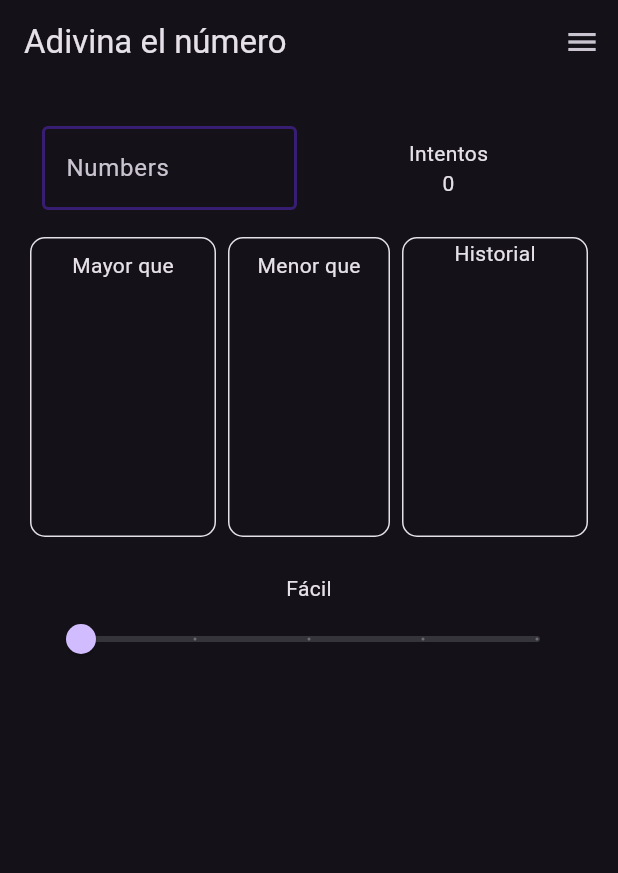
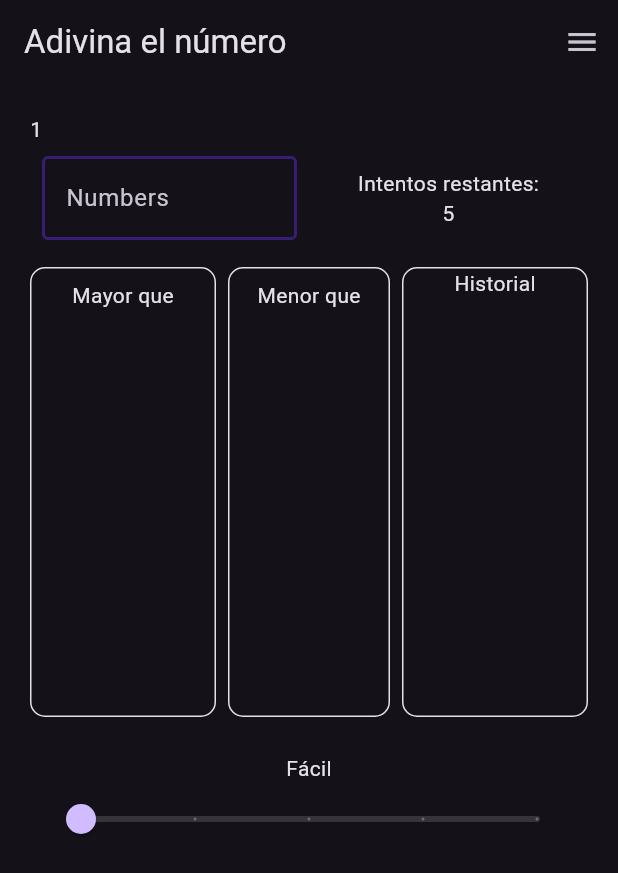
Before and after one commit to MelGYescas/GuessTheNumber, a Flutter app: the screen it shows after launch, on a phone screen of 412 x 824 dp. Shown: the top 873 px of the screen. Run offline on Flutter 3.47's test engine with Material 3 defaults, Android fonts, the phone set to English and light mode, and no system bars.

Commit message:
refactor(game-logic): consolidate into single provider

```diff
--- a/lib/main.dart
+++ b/lib/main.dart
@@ -1,6 +1,5 @@
 import 'package:flutter/material.dart';
-import 'package:guess_the_number/presentation/providers/guess_provider.dart';
-import 'package:guess_the_number/presentation/providers/historical_number_provider.dart';
+import 'package:guess_the_number/presentation/providers/game_provider.dart';
 import 'package:guess_the_number/presentation/screens/guess_the_number_screen.dart';
 import 'package:provider/provider.dart';
 
@@ -18,10 +17,7 @@ class MyApp extends StatelessWidget {
   Widget build(BuildContext context) {
     return MultiProvider(
         providers: [
-          ChangeNotifierProvider(
-            create: (_) => GuessProvider(),
-          ),
-          ChangeNotifierProvider(create: (_) => HistoricalNumbersProvider())
+          ChangeNotifierProvider(create: (_) => GameProvider()),
         ],
         child: MaterialApp(
           title: 'Guess The Number',
--- /dev/null
+++ b/lib/presentation/providers/game_provider.dart
@@ -0,0 +1,78 @@
+import 'dart:math';
+
+import 'package:flutter/material.dart';
+
+enum DifficultyLevel {
+  easy(10, 5),
+  medium(20, 8),
+  advanced(100, 15),
+  extreme(1000, 25);
+
+  final int maxNumber;
+  final int attempts;
+
+  const DifficultyLevel(this.maxNumber, this.attempts);
+}
+
+class GameProvider with ChangeNotifier {
+  DifficultyLevel _currentDifficulty = DifficultyLevel.easy;
+  int? _secretNumber;
+  int _attemptsLeft;
+  List<int> _guessHistory = [];
+  List<int> _guessClueMinorHistory = [];
+  List<int> _guessClueMajorHistory = [];
+  bool _hasWon = false;
+
+  GameProvider() : _attemptsLeft = 0 {
+    _attemptsLeft = _currentDifficulty.attempts;
+    _generateNewSecretNumber();
+  }
+
+  void _generateNewSecretNumber() {
+    print(_currentDifficulty.maxNumber);
+    _secretNumber = Random().nextInt(_currentDifficulty.maxNumber) + 1;
+    _attemptsLeft = _currentDifficulty.attempts;
+    _guessClueMajorHistory.clear();
+    _guessClueMinorHistory.clear();
+    // _guessHistory.clear();
+    _hasWon = false;
+    notifyListeners();
+  }
+
+  void changeDifficulty(DifficultyLevel newDifficulty) {
+    _currentDifficulty = newDifficulty;
+    _generateNewSecretNumber();
+  }
+
+  void makeGuess(int guess) {
+    if (guess < 1 || guess > _currentDifficulty.maxNumber) {
+      return;
+    }
+    if (_secretNumber == null || _attemptsLeft <= 0) return;
+
+    _attemptsLeft--;
+    _guessHistory.add(guess);
+
+    if (guess - 1 == _secretNumber) _guessClueMinorHistory.add(guess);
+    if (guess + 1 == _secretNumber) _guessClueMajorHistory.add(guess);
+
+    if (guess == _secretNumber) {
+      _hasWon = true;
+    }
+
+    if (_attemptsLeft <= 0 || _hasWon) {
+      _generateNewSecretNumber();
+    }
+
+    notifyListeners();
+  }
+
+  // Getters
+  DifficultyLevel get currentDifficulty => _currentDifficulty;
+  int get attemptsLeft => _attemptsLeft;
+  List<int> get guessHistory => _guessHistory;
+  List<int> get guessClueMinorHistory => _guessClueMinorHistory;
+  List<int> get guessClueMajorHistory => _guessClueMajorHistory;
+  bool get hasWon => _hasWon;
+  int? get secretNumber => _secretNumber;
+}
--- a/lib/presentation/providers/guess_provider.dart
+++ /dev/null
@@ -1,20 +0,0 @@
-import 'package:flutter/material.dart';
-
-class GuessProvider with ChangeNotifier {
-  final int guessedNumber;
-  int _attempts = 0;
-
-  GuessProvider({this.guessedNumber = 0});
-
-  int get attempts => _attempts;
-
-  void increaseAttempts() {
-    _attempts++;
-    notifyListeners();
-  }
-
-  void resetAttempts() {
-    _attempts = 0;
-    notifyListeners();
-  }
-}
--- a/lib/presentation/providers/historical_number_provider.dart
+++ /dev/null
@@ -1,12 +0,0 @@
-import 'package:flutter/material.dart';
-
-class HistoricalNumbersProvider with ChangeNotifier {
-  final List<int> _numbers = [];
-
-  List<int> get numbers => List.unmodifiable(_numbers);
-
-  void addNumber(int number) {
-    _numbers.add(number);
-    notifyListeners();
-  }
-}
--- a/lib/presentation/screens/guess_the_number_screen.dart
+++ b/lib/presentation/screens/guess_the_number_screen.dart
@@ -1,18 +1,21 @@
 import 'package:flutter/material.dart';
+import 'package:guess_the_number/presentation/providers/game_provider.dart';
 import 'package:guess_the_number/presentation/screens/widgets/attempts_counter.dart';
 import 'package:guess_the_number/presentation/screens/widgets/difficulty_slider.dart';
 import 'package:guess_the_number/presentation/screens/widgets/historical_list.dart';
 import 'package:guess_the_number/presentation/screens/widgets/number_field.dart';
 import 'package:guess_the_number/presentation/screens/widgets/number_list.dart';
+import 'package:provider/provider.dart';
 
 class GuessTheNumberScreen extends StatelessWidget {
   final String title;
   final int secret = 5;
   const GuessTheNumberScreen({Key? key, this.title = 'Adivina el número'})
       : super(key: key);
-
   @override
   Widget build(BuildContext context) {
+    final gameProvider = Provider.of<GameProvider>(context);
+
     return Scaffold(
         appBar: AppBar(
           title: Text(title),
@@ -23,11 +26,14 @@ class GuessTheNumberScreen extends StatelessWidget {
             ),
           ],
         ),
-        body: const SingleChildScrollView(
-            padding: EdgeInsets.all(20.0),
+        body: SingleChildScrollView(
+            padding: const EdgeInsets.all(20.0),
             child: Column(
               children: [
                 Row(
+                  children: [Text('${gameProvider.secretNumber}')],
+                ),
+                const Row(
                   mainAxisAlignment: MainAxisAlignment.center,
                   children: [
                     Expanded(
@@ -44,27 +50,33 @@ class GuessTheNumberScreen extends StatelessWidget {
                     ),
                   ],
                 ),
-                SizedBox(
+                const SizedBox(
                   height: 10,
                 ),
                 Row(
                   mainAxisAlignment: MainAxisAlignment.spaceEvenly,
                   children: [
                     Expanded(
-                      child: NumberList(title: 'Mayor que'),
+                      child: NumberList(
+                        title: 'Mayor que',
+                        numbers: gameProvider.guessClueMajorHistory,
+                      ),
                     ),
                     Expanded(
                       child: Padding(
-                        padding: EdgeInsets.symmetric(horizontal: 8.0),
-                        child: NumberList(title: 'Menor que'),
+                        padding: const EdgeInsets.symmetric(horizontal: 8.0),
+                        child: NumberList(
+                          title: 'Menor que',
+                          numbers: gameProvider.guessClueMinorHistory,
+                        ),
                       ),
                     ),
-                    Expanded(
+                    const Expanded(
                       child: HistoricalList(),
                     ),
                   ],
                 ),
-                Padding(
+                const Padding(
                   padding: EdgeInsets.symmetric(vertical: 24.0),
                   child: Row(
                     mainAxisAlignment: MainAxisAlignment.center,
--- a/lib/presentation/screens/widgets/attempts_counter.dart
+++ b/lib/presentation/screens/widgets/attempts_counter.dart
@@ -1,5 +1,5 @@
 import 'package:flutter/material.dart';
-import 'package:guess_the_number/presentation/providers/guess_provider.dart';
+import 'package:guess_the_number/presentation/providers/game_provider.dart';
 import 'package:provider/provider.dart';
 
 class AttemptsCounter extends StatelessWidget {
@@ -9,17 +9,17 @@ class AttemptsCounter extends StatelessWidget {
   Widget build(BuildContext context) {
     final colorScheme = Theme.of(context).colorScheme;
     final textTheme = Theme.of(context).textTheme;
-    final attempts = Provider.of<GuessProvider>(context).attempts;
+    final int attemptsLeft = Provider.of<GameProvider>(context).attemptsLeft;
 
     return Column(
       mainAxisAlignment: MainAxisAlignment.center,
       children: <Widget>[
         Text(
-          'Intentos',
+          'Intentos restantes:',
           style: TextStyle(color: colorScheme.onSurface),
         ),
         Text(
-          '$attempts',
+          '$attemptsLeft',
           style: TextStyle(
               color: colorScheme.onSurface,
               fontSize: textTheme.bodyMedium?.fontSize),
--- a/lib/presentation/screens/widgets/historical_list.dart
+++ b/lib/presentation/screens/widgets/historical_list.dart
@@ -1,5 +1,5 @@
 import 'package:flutter/material.dart';
-import 'package:guess_the_number/presentation/providers/historical_number_provider.dart';
+import 'package:guess_the_number/presentation/providers/game_provider.dart';
 import 'package:provider/provider.dart';
 
 class HistoricalList extends StatelessWidget {
@@ -8,11 +8,12 @@ class HistoricalList extends StatelessWidget {
   @override
   Widget build(BuildContext context) {
     final colorScheme = Theme.of(context).colorScheme;
-
-    final numbers = Provider.of<HistoricalNumbersProvider>(context).numbers;
+    final gameProvider = Provider.of<GameProvider>(context);
+    final List<int> guessHistory = gameProvider.guessHistory;
+    final int? secretNumber = gameProvider.secretNumber;
 
     return Container(
-      height: 200,
+      height: 300,
       decoration: BoxDecoration(
         border: Border.all(color: colorScheme.onSurface),
         borderRadius: BorderRadius.circular(10.0),
@@ -26,16 +27,18 @@ class HistoricalList extends StatelessWidget {
           ),
           Expanded(
             child: ListView.builder(
-              itemCount: numbers.length,
+              itemCount: guessHistory.length,
               itemBuilder: (context, index) {
+                bool isGuessCorrect = guessHistory[index] == secretNumber;
                 return Center(
-                    child: Text(
-                  numbers[index].toString(),
-                  style: TextStyle(
-                    color: numbers[index] % 2 == 0 ? Colors.green : Colors.red,
-                    fontSize: 18,
+                  child: Text(
+                    guessHistory[index].toString(),
+                    style: TextStyle(
+                      color: isGuessCorrect ? Colors.green : Colors.red,
+                      fontSize: 18,
+                    ),
                   ),
-                ));
+                );
               },
             ),
           ),
--- a/lib/presentation/screens/widgets/number_field.dart
+++ b/lib/presentation/screens/widgets/number_field.dart
@@ -1,6 +1,5 @@
 import 'package:flutter/material.dart';
-import 'package:guess_the_number/presentation/providers/guess_provider.dart';
-import 'package:guess_the_number/presentation/providers/historical_number_provider.dart';
+import 'package:guess_the_number/presentation/providers/game_provider.dart';
 import 'package:provider/provider.dart';
 
 class NumberField extends StatefulWidget {
@@ -25,10 +24,9 @@ class _NumberFieldState extends State<NumberField> {
   void _submitValue(String value) {
     final number = int.tryParse(value);
     if (number != null && number >= 0) {
-      Provider.of<HistoricalNumbersProvider>(context, listen: false)
-          .addNumber(number);
-      Provider.of<GuessProvider>(context, listen: false).increaseAttempts();
+      Provider.of<GameProvider>(context, listen: false).makeGuess(number);
       _controller.clear();
+
       FocusScope.of(context).requestFocus(_focusNode);
 
       setState(() {
--- a/lib/presentation/screens/widgets/number_list.dart
+++ b/lib/presentation/screens/widgets/number_list.dart
@@ -1,19 +1,17 @@
 import 'package:flutter/material.dart';
-import 'package:guess_the_number/presentation/providers/historical_number_provider.dart';
-import 'package:provider/provider.dart';
 
 class NumberList extends StatelessWidget {
   final String title;
 
-  const NumberList({super.key, required this.title});
+  final List<int> numbers;
+  const NumberList({super.key, required this.title, required this.numbers});
 
   @override
   Widget build(BuildContext context) {
     final colorScheme = Theme.of(context).colorScheme;
-    final numbers = Provider.of<HistoricalNumbersProvider>(context).numbers;
 
     return Container(
-      height: 200,
+      height: 300,
       padding: const EdgeInsets.all(8.0),
       decoration: BoxDecoration(
         border: Border.all(color: colorScheme.onSurface),
```
